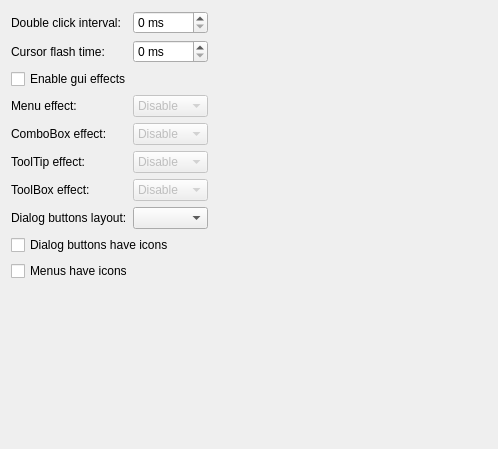
Qt form qt5ct/src/qt5ct/interfacepage.ui (Martchus/qt5ct) before a commit.
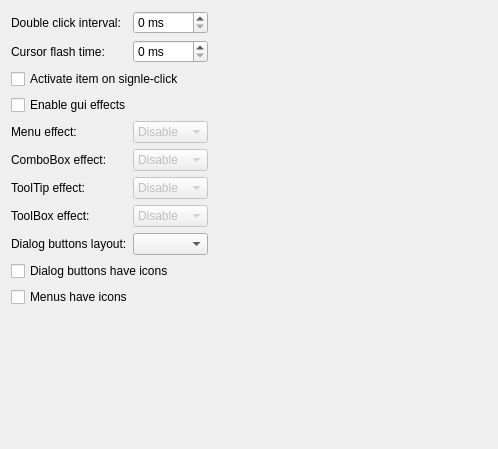
The same form after that commit.

Commit message: added option "Activate item on signle-click" (#12)

```diff
--- a/qt5ct/src/qt5ct/interfacepage.ui
+++ b/qt5ct/src/qt5ct/interfacepage.ui
@@ -14,6 +14,19 @@
    <string notr="true">Form</string>
   </property>
   <layout class="QGridLayout" name="gridLayout">
+   <item row="2" column="0">
+    <spacer name="verticalSpacer">
+     <property name="orientation">
+      <enum>Qt::Vertical</enum>
+     </property>
+     <property name="sizeHint" stdset="0">
+      <size>
+       <width>20</width>
+       <height>259</height>
+      </size>
+     </property>
+    </spacer>
+   </item>
    <item row="0" column="0">
     <layout class="QFormLayout" name="formLayout">
      <item row="0" column="0">
@@ -30,21 +43,21 @@
        </property>
       </widget>
      </item>
-     <item row="4" column="0">
+     <item row="5" column="0">
       <widget class="QLabel" name="label_3">
        <property name="text">
         <string>ComboBox effect:</string>
        </property>
       </widget>
      </item>
-     <item row="5" column="0">
+     <item row="6" column="0">
       <widget class="QLabel" name="label_4">
        <property name="text">
         <string>ToolTip effect:</string>
        </property>
       </widget>
      </item>
-     <item row="6" column="0">
+     <item row="7" column="0">
       <widget class="QLabel" name="label_5">
        <property name="text">
         <string>ToolBox effect:</string>
@@ -71,25 +84,8 @@
        </property>
       </widget>
      </item>
-     <item row="4" column="1">
-      <widget class="QComboBox" name="comboBoxEffectComboBox">
-       <property name="enabled">
-        <bool>false</bool>
-       </property>
-       <item>
-        <property name="text">
-         <string>Disable</string>
-        </property>
-       </item>
-       <item>
-        <property name="text">
-         <string>Animate</string>
-        </property>
-       </item>
-      </widget>
-     </item>
      <item row="5" column="1">
-      <widget class="QComboBox" name="toolTipEffectComboBox">
+      <widget class="QComboBox" name="comboBoxEffectComboBox">
        <property name="enabled">
         <bool>false</bool>
        </property>
@@ -111,6 +107,28 @@
       </widget>
      </item>
      <item row="6" column="1">
+      <widget class="QComboBox" name="toolTipEffectComboBox">
+       <property name="enabled">
+        <bool>false</bool>
+       </property>
+       <item>
+        <property name="text">
+         <string>Disable</string>
+        </property>
+       </item>
+       <item>
+        <property name="text">
+         <string>Animate</string>
+        </property>
+       </item>
+       <item>
+        <property name="text">
+         <string>Fade</string>
+        </property>
+       </item>
+      </widget>
+     </item>
+     <item row="7" column="1">
       <widget class="QComboBox" name="toolBoxEffectComboBox">
        <property name="enabled">
         <bool>false</bool>
@@ -127,14 +145,14 @@
        </item>
       </widget>
      </item>
-     <item row="3" column="0">
+     <item row="4" column="0">
       <widget class="QLabel" name="label_6">
        <property name="text">
         <string>Menu effect:</string>
        </property>
       </widget>
      </item>
-     <item row="3" column="1">
+     <item row="4" column="1">
       <widget class="QComboBox" name="menuEffectComboBox">
        <property name="enabled">
         <bool>false</bool>
@@ -156,31 +174,31 @@
        </item>
       </widget>
      </item>
-     <item row="2" column="0" colspan="2">
+     <item row="3" column="0" colspan="2">
       <widget class="QCheckBox" name="guiEffectsCheckBox">
        <property name="text">
         <string>Enable gui effects</string>
        </property>
       </widget>
      </item>
-     <item row="7" column="0">
+     <item row="8" column="0">
       <widget class="QLabel" name="label_7">
        <property name="text">
         <string>Dialog buttons layout:</string>
        </property>
       </widget>
      </item>
-     <item row="7" column="1">
+     <item row="8" column="1">
       <widget class="QComboBox" name="buttonLayoutComboBox"/>
      </item>
-     <item row="9" column="0" colspan="2">
+     <item row="10" column="0" colspan="2">
       <widget class="QCheckBox" name="menuIconsCheckBox">
        <property name="text">
         <string>Menus have icons</string>
        </property>
       </widget>
      </item>
-     <item row="8" column="0" colspan="2">
+     <item row="9" column="0" colspan="2">
       <widget class="QCheckBox" name="dialogIconsCheckBox">
        <property name="text">
         <string>Dialog buttons have icons</string>
@@ -190,6 +208,16 @@
        </property>
       </widget>
      </item>
+     <item row="2" column="0" colspan="2">
+      <widget class="QCheckBox" name="singleClickCheckBox">
+       <property name="text">
+        <string>Activate item on signle-click</string>
+       </property>
+       <property name="tristate">
+        <bool>true</bool>
+       </property>
+      </widget>
+     </item>
     </layout>
    </item>
    <item row="0" column="1">
@@ -205,19 +233,6 @@
      </property>
     </spacer>
    </item>
-   <item row="1" column="0">
-    <spacer name="verticalSpacer">
-     <property name="orientation">
-      <enum>Qt::Vertical</enum>
-     </property>
-     <property name="sizeHint" stdset="0">
-      <size>
-       <width>20</width>
-       <height>259</height>
-      </size>
-     </property>
-    </spacer>
-   </item>
   </layout>
  </widget>
  <resources/>
```
Left out of the diff: 5 changed lines with no effect on the pictures. The commit also changes 3 other files.
